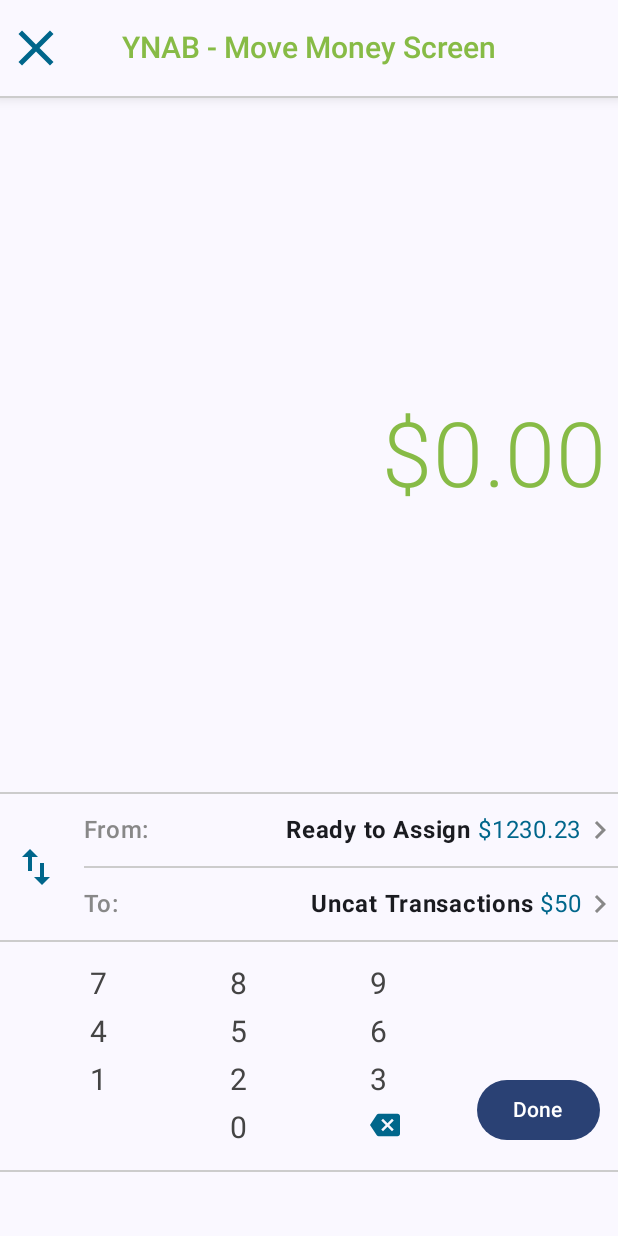
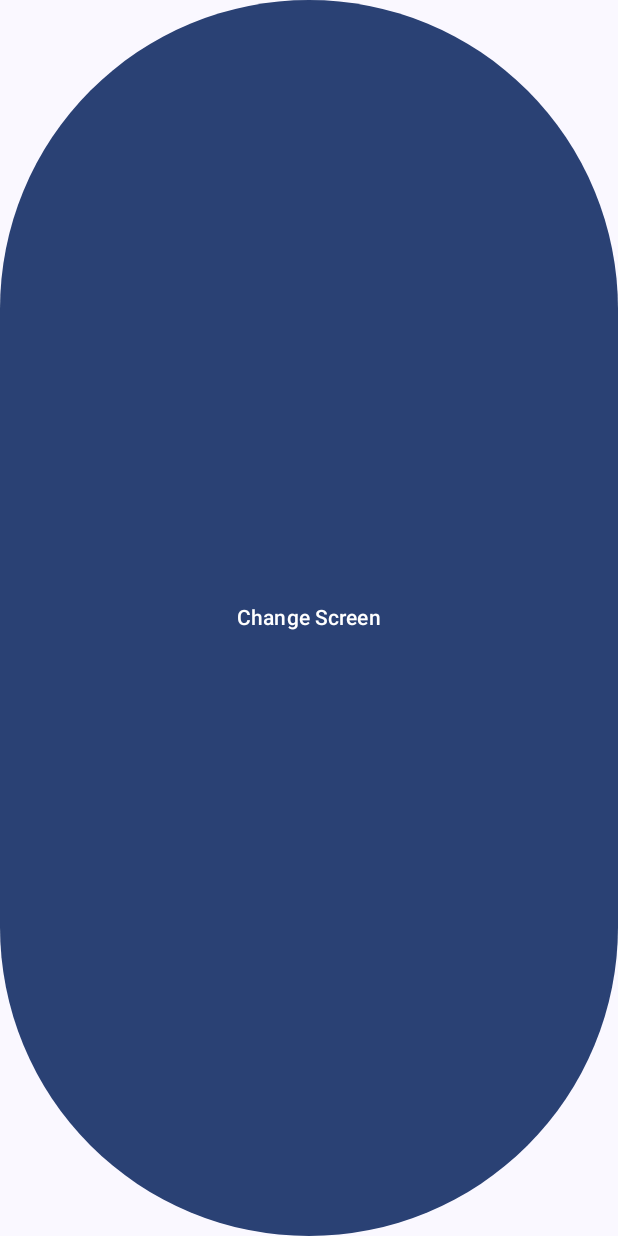
Before and after one commit to FeKent/Replica, an Android app built with Jetpack Compose: the screen it shows after launch (MainActivity), on a phone screen of 412 x 824 dp. Run offline under Robolectric (Android 15) with nearby library versions, the phone set to English and light mode, and no system bars.

Commit message:
Add "Home" screen composable & hook it up to navController

```diff
--- a/app/src/main/java/com/example/replica/MainActivity.kt
+++ b/app/src/main/java/com/example/replica/MainActivity.kt
@@ -11,6 +11,7 @@
 import androidx.navigation.compose.NavHost
 import androidx.navigation.compose.composable
 import androidx.navigation.compose.rememberNavController
+import com.example.replica.composables.HomeScreen
 import com.example.replica.composables.YnabScreen
 import com.example.replica.ui.theme.ReplicaTheme
 
@@ -32,15 +33,17 @@
 }
 
 sealed class Screen(val route: String){
+    object Home: Screen("Home")
     object Ynab : Screen("YNAB")
 }
 
 
 @Composable
-fun Replica( modifier: Modifier = Modifier) {
+fun Replica() {
     val navController = rememberNavController()
 
-    NavHost(navController = navController, startDestination = Screen.Ynab.route ){
-        composable(Screen.Ynab.route){ YnabScreen()}
+    NavHost(navController = navController, startDestination = Screen.Home.route ){
+        composable(Screen.Home.route){ HomeScreen { navController.navigate(Screen.Ynab.route) } }
+        composable(Screen.Ynab.route){ YnabScreen{navController.navigate(Screen.Home.route)}}
     }
 }
--- /dev/null
+++ b/app/src/main/java/com/example/replica/composables/HomeScreen.kt
@@ -0,0 +1,12 @@
+package com.example.replica.composables
+
+import androidx.compose.material3.Button
+import androidx.compose.material3.Text
+import androidx.compose.runtime.Composable
+
+@Composable
+fun HomeScreen(changeScreen: ()-> Unit,) {
+    Button(onClick = { changeScreen()}) {
+        Text(text = "Change Screen")
+    }
+}
--- a/app/src/main/java/com/example/replica/composables/YnabScreen.kt
+++ b/app/src/main/java/com/example/replica/composables/YnabScreen.kt
@@ -38,9 +38,9 @@
 
 
 @Composable
-fun YnabScreen() {
+fun YnabScreen(backHome: () -> Unit,) {
     Column(modifier = Modifier.fillMaxSize(1f)) {
-        ElevatedCenterAlignedTopAppBar()
+        ElevatedCenterAlignedTopAppBar(backHome = backHome)
         Divider(color = Color.LightGray)
         Spacer(modifier = Modifier.size(16.dp))
         Text(
@@ -225,7 +225,7 @@
 
 @OptIn(ExperimentalMaterial3Api::class)
 @Composable
-fun ElevatedCenterAlignedTopAppBar() {
+fun ElevatedCenterAlignedTopAppBar(backHome: ()-> Unit) {
     Surface(shadowElevation = 6.dp, modifier = Modifier.fillMaxWidth()) {
         CenterAlignedTopAppBar(
             title = {
@@ -238,7 +238,7 @@
             },
             navigationIcon = {
                 Icon(Icons.Filled.Close, "Close", tint = Color(0, 102, 139), modifier = Modifier
-                    .clickable { /*TODO*/ }
+                    .clickable { backHome() }
                     .size(40.dp))
             })
     }
```
